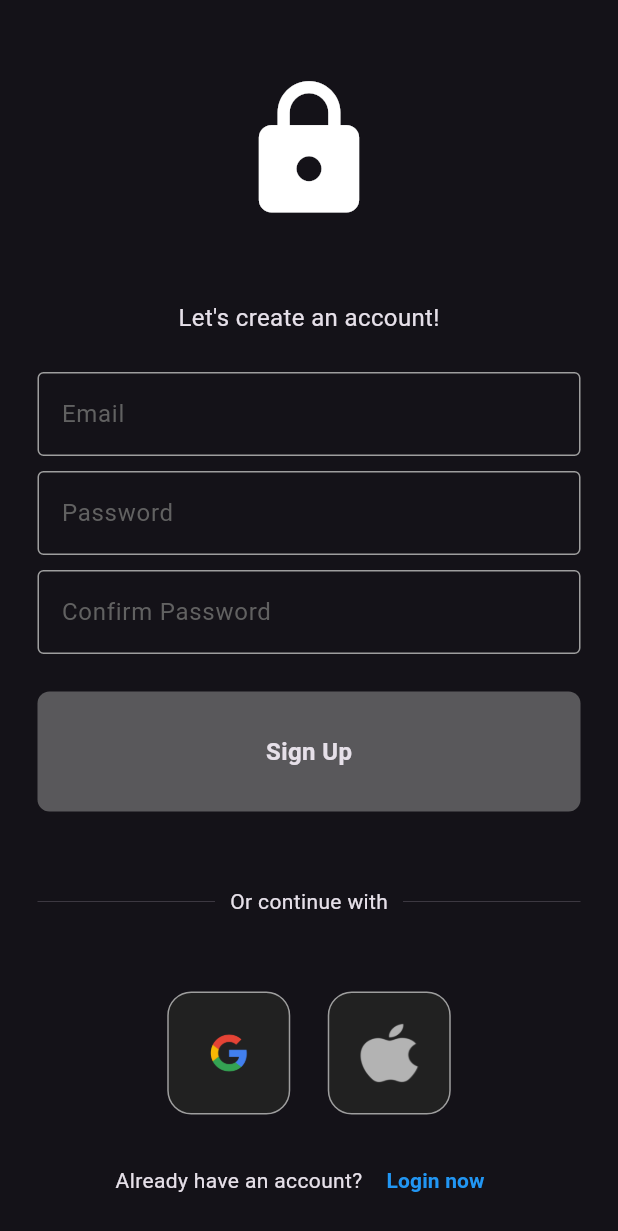
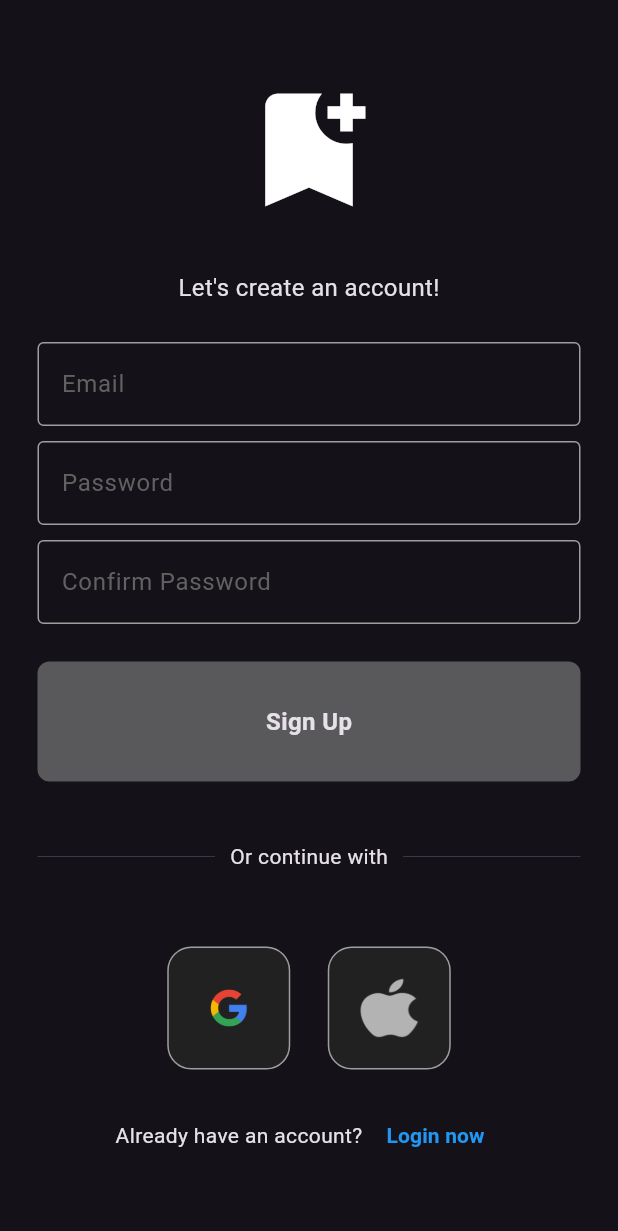
Before and after one commit to ThriveShadow/book-tracker, a Flutter app: the screen it shows after launch, after a tap on "Register now", on a phone screen of 412 x 824 dp. Shown: the top 1231 px of the screen. Run offline on Flutter 3.47's test engine with Material 3 defaults, Android fonts, the phone set to English and light mode, and no system bars; our stand-ins replace cloud_firestore, firebase_auth, firebase_core, fl_chart; missing offline and left inert: simple_barcode_scanner; accounts and stored records are empty; network calls fail.

Commit message:
change icon, show price in home page

```diff
--- a/lib/screens/home.dart
+++ b/lib/screens/home.dart
@@ -110,6 +110,9 @@ class _HomeScreenState extends State<HomeScreen> {
                                 ? DateFormat('dd MMMM yyyy').format(
                                     (bookData['buyDate'] as Timestamp).toDate())
                                 : 'No Date'),
+                            Text(bookData['price'] != null
+                                ? 'Rp ${bookData['price']}'
+                                : 'No Price'),
                           ],
                         ),
                         trailing: Text(bookData['status'] ?? 'Unknown'),
--- a/lib/screens/login.dart
+++ b/lib/screens/login.dart
@@ -92,7 +92,7 @@ class _LoginScreenState extends State<LoginScreen> {
               const SizedBox(height: 50),
               const Center(
                 child: Icon(
-                  Icons.lock,
+                  Icons.bookmark_add,
                   size: 100,
                 ),
               ),
--- a/lib/screens/register.dart
+++ b/lib/screens/register.dart
@@ -99,11 +99,11 @@ class _RegisterScreenState extends State<RegisterScreen> {
               const SizedBox(height: 50),
               const Center(
                 child: Icon(
-                  Icons.lock,
+                  Icons.bookmark_add,
                   size: 100,
                 ),
               ),
-              const SizedBox(height: 50),
+              const SizedBox(height: 30),
               const Text(
                 'Let\'s create an account!',
                 style: TextStyle(fontSize: 16.0),
@@ -131,7 +131,7 @@ class _RegisterScreenState extends State<RegisterScreen> {
                 buttonText: 'Sign Up',
                 onTap: signUp,
               ),
-              const SizedBox(height: 50),
+              const SizedBox(height: 40),
               const Padding(
                 padding: EdgeInsets.symmetric(horizontal: 25.0),
                 child: Row(
```
